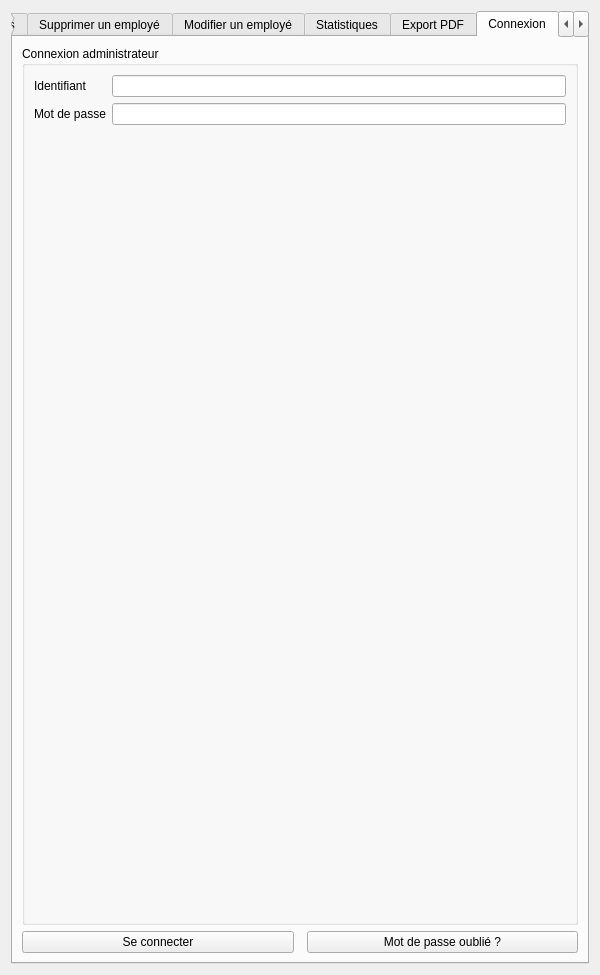
First picture: the form in employe_widget.ui, repository Esprit-UP-Algo/projetcpp2526-s2-2a12-smart-oil-press, before the edit.
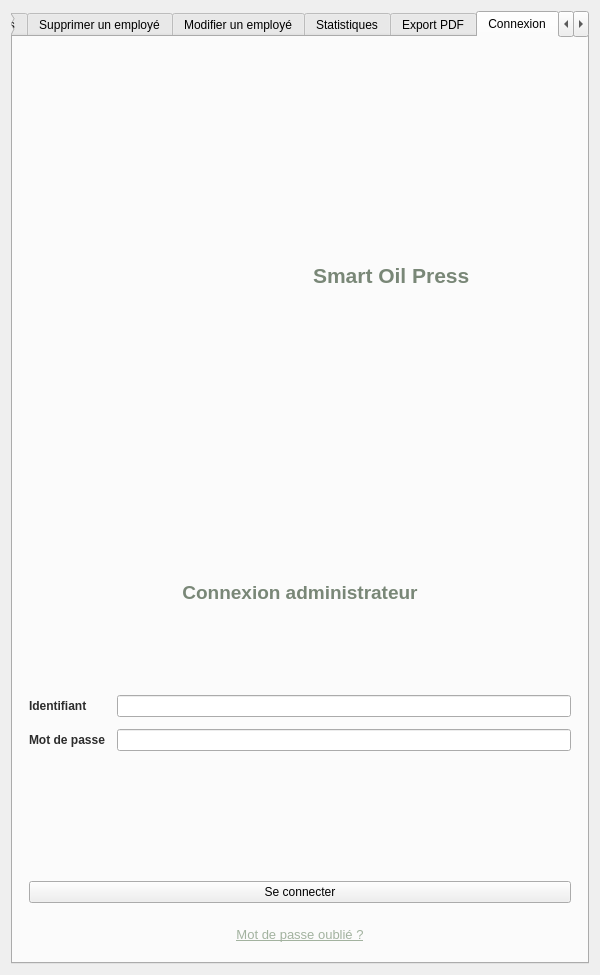
Second picture: the form after the edit. The open tabs and pages were chosen to show the change. Icons and pictures are not drawn.

```diff
--- a/employe_widget.ui
+++ b/employe_widget.ui
@@ -401,23 +401,107 @@
     <widget class="QWidget" name="tabConnexion">
      <attribute name="title"><string>Connexion</string></attribute>
      <layout class="QVBoxLayout" name="vertical_connexion">
+      <property name="spacing"><number>0</number></property>
+      <property name="margin"><number>0</number></property>
       <item>
-       <widget class="QGroupBox" name="groupConnexion"><property name="title"><string>Connexion administrateur</string></property>
-        <layout class="QFormLayout" name="formConnexion">
-        <item row="0" column="0"><widget class="QLabel" name="label_user_conn"><property name="text"><string>Identifiant</string></property></widget></item>
-        <item row="0" column="1"><widget class="QLineEdit" name="line_user_conn"/></item>
-        <item row="1" column="0"><widget class="QLabel" name="label_pass_conn"><property name="text"><string>Mot de passe</string></property></widget></item>
-        <item row="1" column="1"><widget class="QLineEdit" name="line_pass_conn"><property name="echoMode"><enum>QLineEdit::Password</enum></property></widget></item>
-        </layout>
-       </widget>
+       <layout class="QHBoxLayout" name="hLogoConn">
+        <property name="spacing"><number>12</number></property>
+        <property name="leftMargin"><number>20</number></property>
+        <property name="topMargin"><number>20</number></property>
+        <item>
+         <widget class="QLabel" name="logoLabelConn">
+          <property name="pixmap">
+           <pixmap resource="resources.qrc">:/images/logo.png</pixmap>
+          </property>
+          <property name="scaledContents">
+           <bool>true</bool>
+          </property>
+          <property name="maximumWidth"><number>80</number></property>
+          <property name="maximumHeight"><number>80</number></property>
+         </widget>
+        </item>
+        <item>
+         <widget class="QLabel" name="label_app_title">
+          <property name="text"><string>Smart Oil Press</string></property>
+          <property name="font">
+           <font>
+            <pointsize>16</pointsize>
+            <weight>75</weight>
+            <bold>true</bold>
+           </font>
+          </property>
+          <property name="styleSheet"><string>color: #798777;</string></property>
+         </widget>
+        </item>
+        <item>
+         <spacer name="spacerLogoH">
+          <property name="orientation"><enum>Qt::Horizontal</enum></property>
+         </spacer>
+        </item>
+       </layout>
       </item>
       <item>
-       <layout class="QHBoxLayout" name="hButtonsConn">
-        <item><widget class="QPushButton" name="btnSeConnecter"><property name="text"><string>Se connecter</string></property></widget></item>
-        <item><spacer name="spacerConnH"><property name="orientation"><enum>Qt::Horizontal</enum></property></spacer></item>
-        <item><widget class="QPushButton" name="btnNavigateForgot"><property name="text"><string>Mot de passe oublié ?</string></property></widget></item>
+       <spacer name="spacerTop">
+        <property name="orientation"><enum>Qt::Vertical</enum></property>
+       </spacer>
+      </item>
+      <item>
+       <layout class="QHBoxLayout" name="hCenterConn">
+        <item>
+         <spacer name="spacerLeftConn">
+          <property name="orientation"><enum>Qt::Horizontal</enum></property>
+         </spacer>
+        </item>
+        <item>
+         <widget class="QWidget" name="loginFormContainer">
+          <property name="minimumWidth"><number>450</number></property>
+          <property name="maximumWidth"><number>550</number></property>
+          <layout class="QVBoxLayout" name="vLoginForm">
+           <property name="spacing"><number>20</number></property>
+           <item>
+            <widget class="QLabel" name="label_login_title">
+             <property name="text"><string>Connexion administrateur</string></property>
+             <property name="alignment"><set>Qt::AlignCenter</set></property>
+             <property name="font">
+              <font>
+               <pointsize>14</pointsize>
+               <weight>75</weight>
+               <bold>true</bold>
+              </font>
+             </property>
+             <property name="styleSheet"><string>color: #798777;</string></property>
+            </widget>
+           </item>
+           <item>
+            <layout class="QFormLayout" name="formConnexion">
+             <property name="spacing"><number>12</number></property>
+             <item row="0" column="0"><widget class="QLabel" name="label_user_conn"><property name="text"><string>Identifiant</string></property><property name="styleSheet"><string>color: #2C2C2C; font-weight: bold;</string></property></widget></item>
+             <item row="0" column="1"><widget class="QLineEdit" name="line_user_conn"><property name="minimumHeight"><number>40</number></property></widget></item>
+             <item row="1" column="0"><widget class="QLabel" name="label_pass_conn"><property name="text"><string>Mot de passe</string></property><property name="styleSheet"><string>color: #2C2C2C; font-weight: bold;</string></property></widget></item>
+             <item row="1" column="1"><widget class="QLineEdit" name="line_pass_conn"><property name="echoMode"><enum>QLineEdit::Password</enum></property><property name="minimumHeight"><number>40</number></property></widget></item>
+            </layout>
+           </item>
+           <item>
+            <widget class="QPushButton" name="btnSeConnecter"><property name="text"><string>Se connecter</string></property><property name="minimumHeight"><number>44</number></property><property name="cursor"><cursorShape>PointingHandCursor</cursorShape></property></widget>
+           </item>
+           <item>
+            <widget class="QPushButton" name="btnNavigateForgot"><property name="text"><string>Mot de passe oublié ?</string></property><property name="styleSheet"><string>QPushButton { background-color: transparent; color: #A2B29F; border: none; text-decoration: underline; font-size: 10pt; padding: 4px; } QPushButton:hover { color: #798777; }</string></property></widget>
+           </item>
+          </layout>
+         </widget>
+        </item>
+        <item>
+         <spacer name="spacerRightConn">
+          <property name="orientation"><enum>Qt::Horizontal</enum></property>
+         </spacer>
+        </item>
        </layout>
       </item>
+      <item>
+       <spacer name="spacerBottom">
+        <property name="orientation"><enum>Qt::Vertical</enum></property>
+       </spacer>
+      </item>
      </layout>
     </widget>
 
```
Left out of the diff: 12 changed lines with no effect on the pictures.
